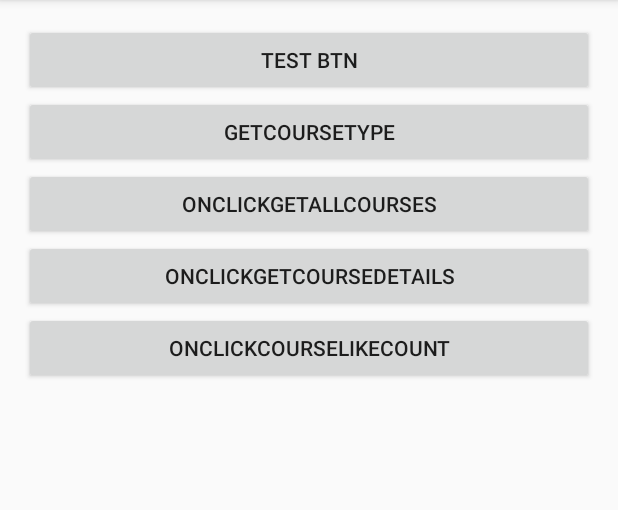
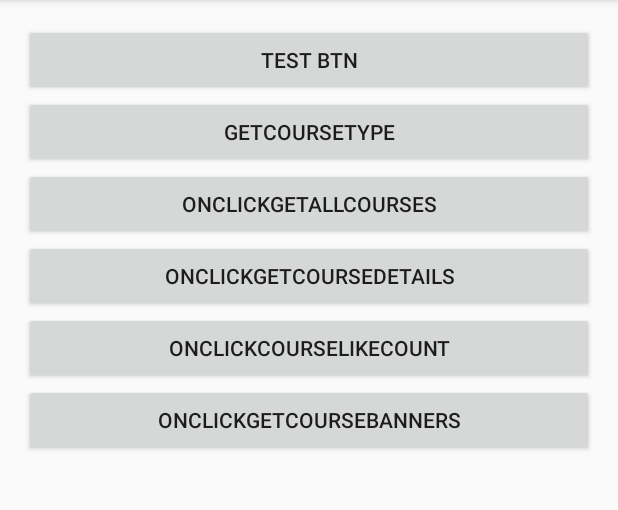
Before and after one commit to andyiac/ZDaggerDemo, an Android app: the screen it shows after launch (MainActivity), on a phone screen of 412 x 824 dp, the part 84-594 px from its top. Run offline under Robolectric (Android 15) with nearby library versions, the phone set to English and light mode, and no system bars; libraries missing offline, so code that uses them is left out: com.orhanobut.logger, com.squareup.okhttp, retrofit.client, retrofit.http, rx.android.app and 2 more; 2 statements that could not run were skipped.

```diff
--- a/app/src/main/java/com/andyiac/zdaggerdemo/api/ApiClient.java
+++ b/app/src/main/java/com/andyiac/zdaggerdemo/api/ApiClient.java
@@ -2,6 +2,7 @@ package com.andyiac.zdaggerdemo.api;
 
 import com.andyiac.zdaggerdemo.data.AllCourses;
 import com.andyiac.zdaggerdemo.data.Course;
+import com.andyiac.zdaggerdemo.data.CourseBanners;
 import com.andyiac.zdaggerdemo.data.CourseDetails;
 import com.andyiac.zdaggerdemo.data.CourseType;
 import com.andyiac.zdaggerdemo.data.CourseLikeCount;
@@ -15,6 +16,7 @@ import retrofit.http.Field;
 import retrofit.http.GET;
 import retrofit.http.POST;
 import retrofit.http.Path;
+import retrofit.http.Query;
 import rx.Observable;
 
 /**
@@ -68,8 +70,11 @@ public class ApiClient {
         Observable<CourseDetails> getCourseDetails(@Path("course_id") String course_id);
 
         //课堂评论和like统计
-        @POST("/api/course_count")
-        Observable<CourseLikeCount> getCourseLikeCount(@Field("course_id") String course_id);
+        @GET("/api/course_count")
+        Observable<CourseLikeCount> getCourseLikeCount(@Query(value = "course_id", encodeValue = true) String course_id);
+
+        @GET("/api/course_banners")
+        Observable<CourseBanners> getCourseBanners();
 
     }
 }
--- a/app/src/main/java/com/andyiac/zdaggerdemo/ui/MainActivity.java
+++ b/app/src/main/java/com/andyiac/zdaggerdemo/ui/MainActivity.java
@@ -10,6 +10,7 @@ import com.andyiac.zdaggerdemo.R;
 import com.andyiac.zdaggerdemo.api.ApiClient;
 import com.andyiac.zdaggerdemo.data.AllCourses;
 import com.andyiac.zdaggerdemo.data.Course;
+import com.andyiac.zdaggerdemo.data.CourseBanners;
 import com.andyiac.zdaggerdemo.data.CourseDetails;
 import com.andyiac.zdaggerdemo.data.CourseLikeCount;
 import com.andyiac.zdaggerdemo.data.CourseType;
@@ -186,5 +187,33 @@ public class MainActivity extends AppCompatActivity {
 
     }
 
+    public void onClickGetCourseBanners(View view) {
+        AppObservable.bindActivity(this, apiService.getCourseBanners())
+                .map(new Func1<CourseBanners, CourseBanners>() {
+                    @Override
+                    public CourseBanners call(CourseBanners courseBanners) {
+                        return courseBanners;
+                    }
+                })
+                .observeOn(AndroidSchedulers.mainThread())
+                .subscribe(new Observer<CourseBanners>() {
+                    @Override
+                    public void onCompleted() {
+
+                    }
+
+                    @Override
+                    public void onError(Throwable e) {
+
+                    }
+
+                    @Override
+                    public void onNext(CourseBanners courseBanners) {
+                        Logger.json(JSON.toJSONString(courseBanners));
+
+                    }
+                });
+
+    }
 
 }
--- a/app/src/main/res/layout/content_main.xml
+++ b/app/src/main/res/layout/content_main.xml
@@ -36,10 +36,18 @@
         android:layout_height="wrap_content"
         android:onClick="onClickGetCourseDetails"
         android:text="onClickGetCourseDetails" />
+
     <Button
         android:layout_width="match_parent"
         android:layout_height="wrap_content"
         android:onClick="onClickCourseLikeCount"
         android:text="onClickCourseLikeCount" />
 
+    <Button
+        android:layout_width="match_parent"
+        android:layout_height="wrap_content"
+        android:onClick="onClickGetCourseBanners"
+        android:text="onClickGetCourseBanners" />
+
+
 </LinearLayout>
```
Also changed, not shown: app/src/main/java/com/andyiac/zdaggerdemo/data/CourseBanners.java (added, +101 -0 lines), app/src/main/java/com/andyiac/zdaggerdemo/ui/StartUpCourseMainActivity.java (added, +22 -0 lines), app/src/main/res/layout/course_main_activity.xml (added, +15 -0 lines).
